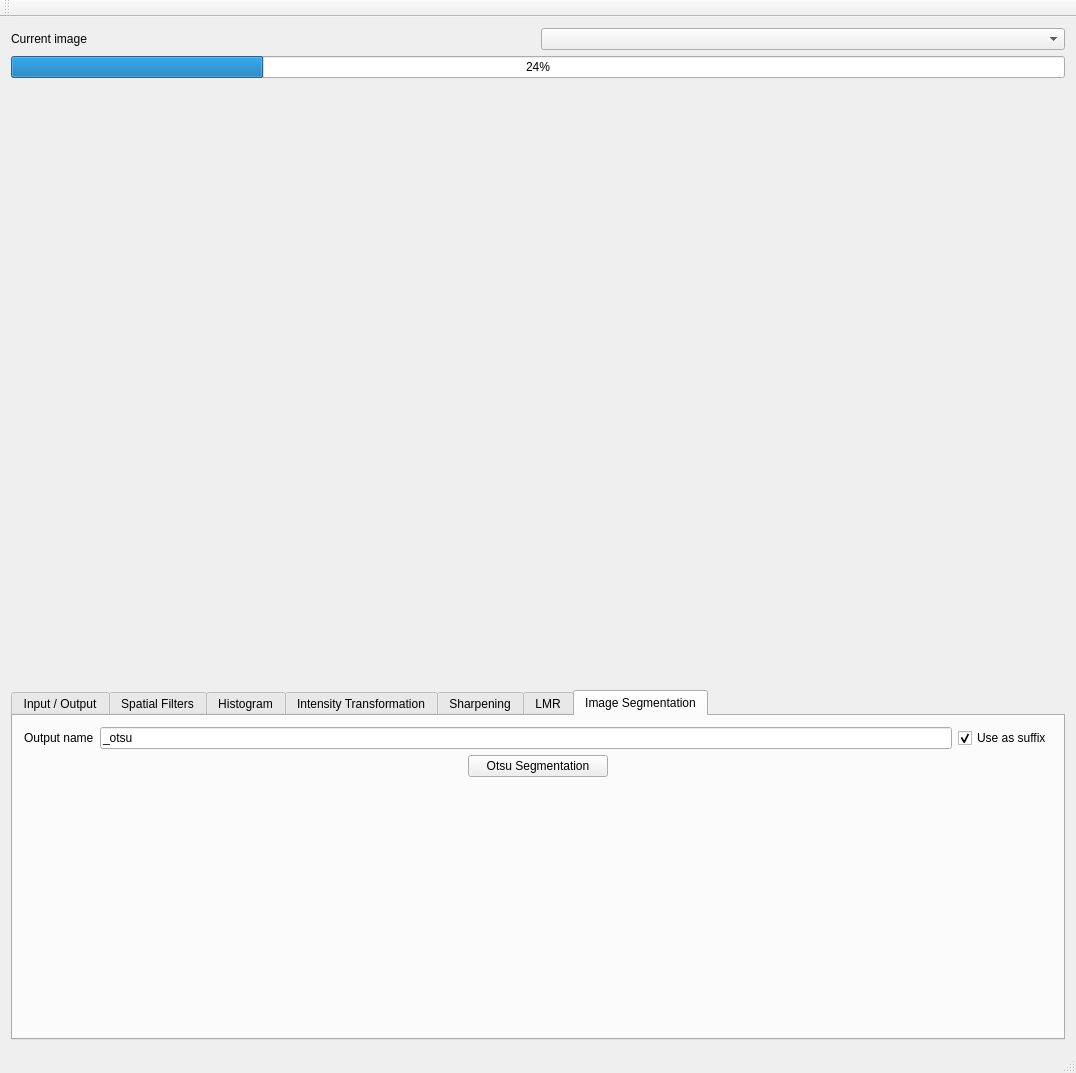
Before: the Qt Designer form mainwindow.ui in PNPiquin/ImageProcessing, drawn with Qt 5.
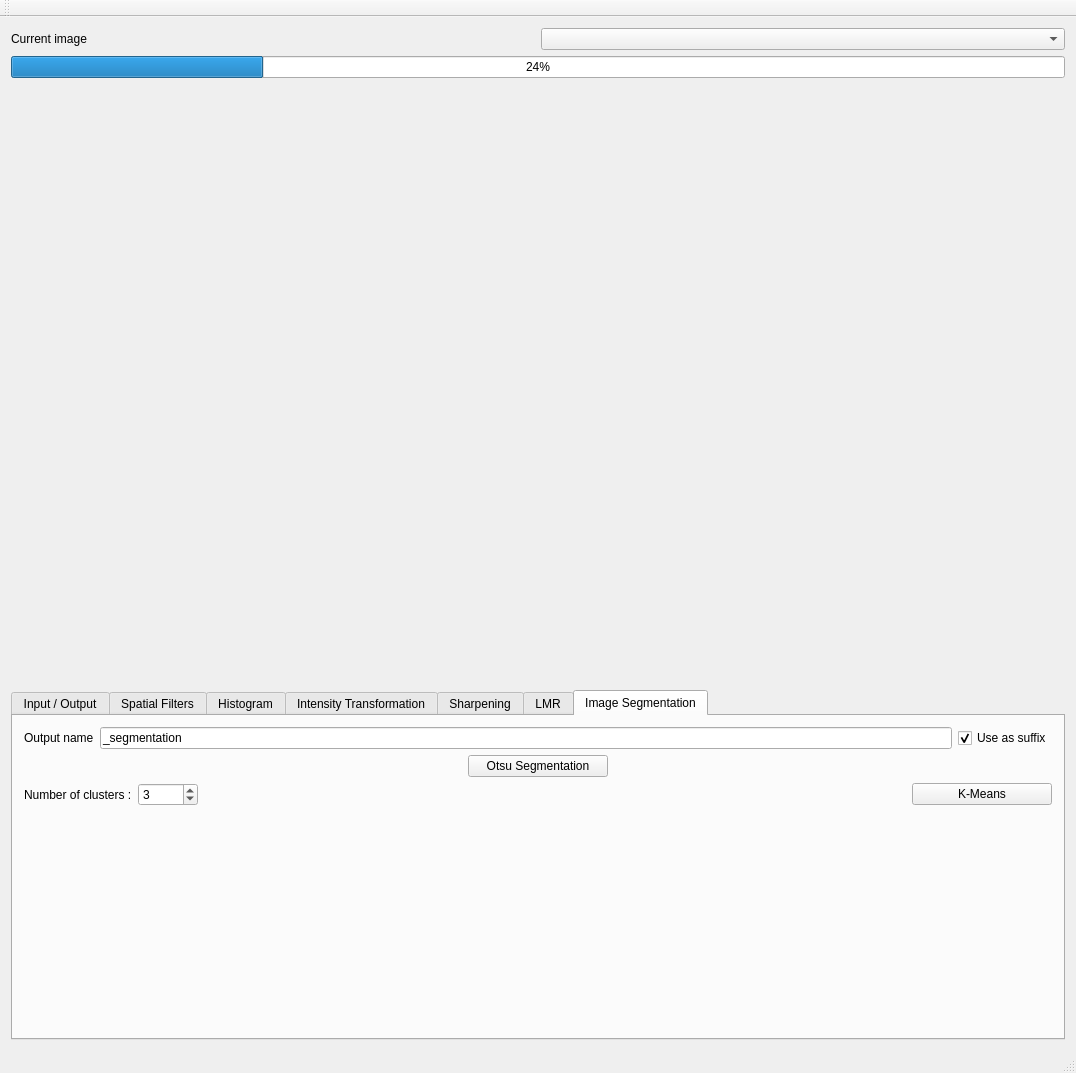
After: the same form once the commit is applied.

Commit message: K-Means clustering

Diff of the .ui file:
```diff
--- a/mainwindow.ui
+++ b/mainwindow.ui
@@ -1468,7 +1468,7 @@
           <item>
            <widget class="QLineEdit" name="otsu_output_name">
             <property name="text">
-             <string>_otsu</string>
+             <string>_segmentation</string>
             </property>
            </widget>
           </item>
@@ -1530,6 +1530,62 @@
           </item>
          </layout>
         </item>
+        <item>
+         <layout class="QHBoxLayout" name="horizontalLayout_28">
+          <property name="topMargin">
+           <number>0</number>
+          </property>
+          <item>
+           <widget class="QLabel" name="label_25">
+            <property name="text">
+             <string>Number of clusters :</string>
+            </property>
+           </widget>
+          </item>
+          <item>
+           <widget class="QSpinBox" name="k_means_spinbox">
+            <property name="minimumSize">
+             <size>
+              <width>60</width>
+              <height>0</height>
+             </size>
+            </property>
+            <property name="minimum">
+             <number>2</number>
+            </property>
+            <property name="value">
+             <number>3</number>
+            </property>
+           </widget>
+          </item>
+          <item>
+           <spacer name="horizontalSpacer_29">
+            <property name="orientation">
+             <enum>Qt::Horizontal</enum>
+            </property>
+            <property name="sizeHint" stdset="0">
+             <size>
+              <width>40</width>
+              <height>20</height>
+             </size>
+            </property>
+           </spacer>
+          </item>
+          <item>
+           <widget class="QPushButton" name="k_means_push_button">
+            <property name="minimumSize">
+             <size>
+              <width>140</width>
+              <height>0</height>
+             </size>
+            </property>
+            <property name="text">
+             <string>K-Means</string>
+            </property>
+           </widget>
+          </item>
+         </layout>
+        </item>
         <item>
          <spacer name="verticalSpacer_2">
           <property name="orientation">
```
Left out of the diff: 4 changed lines with no effect on the pictures. The commit also changes 10 other files.
